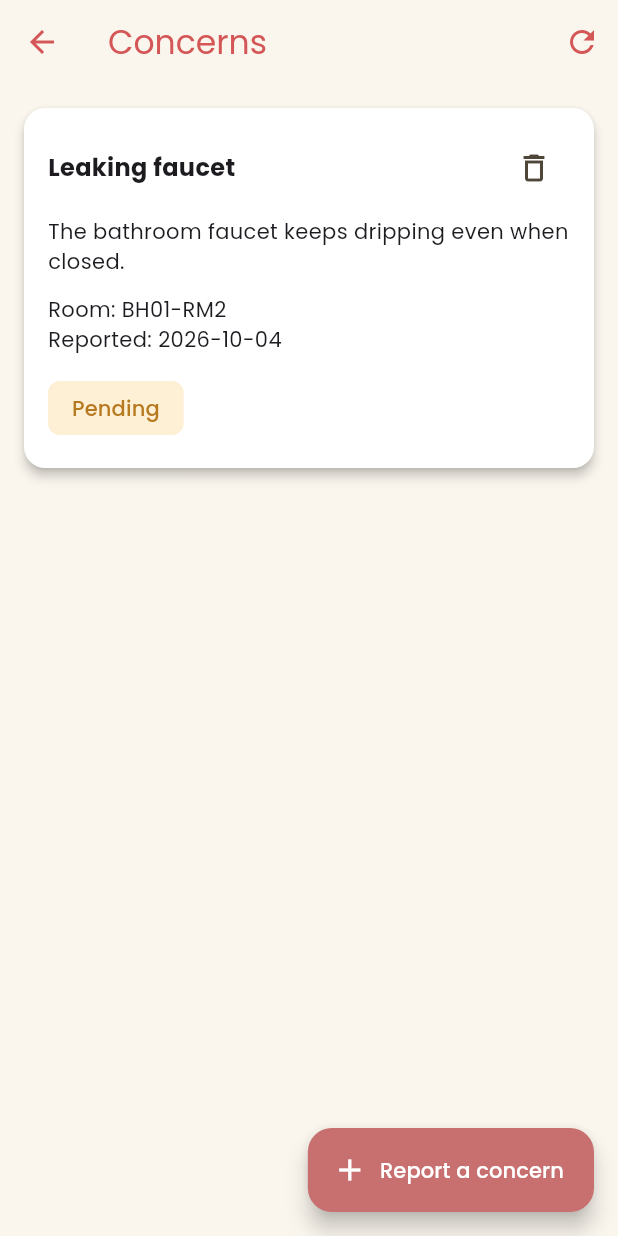
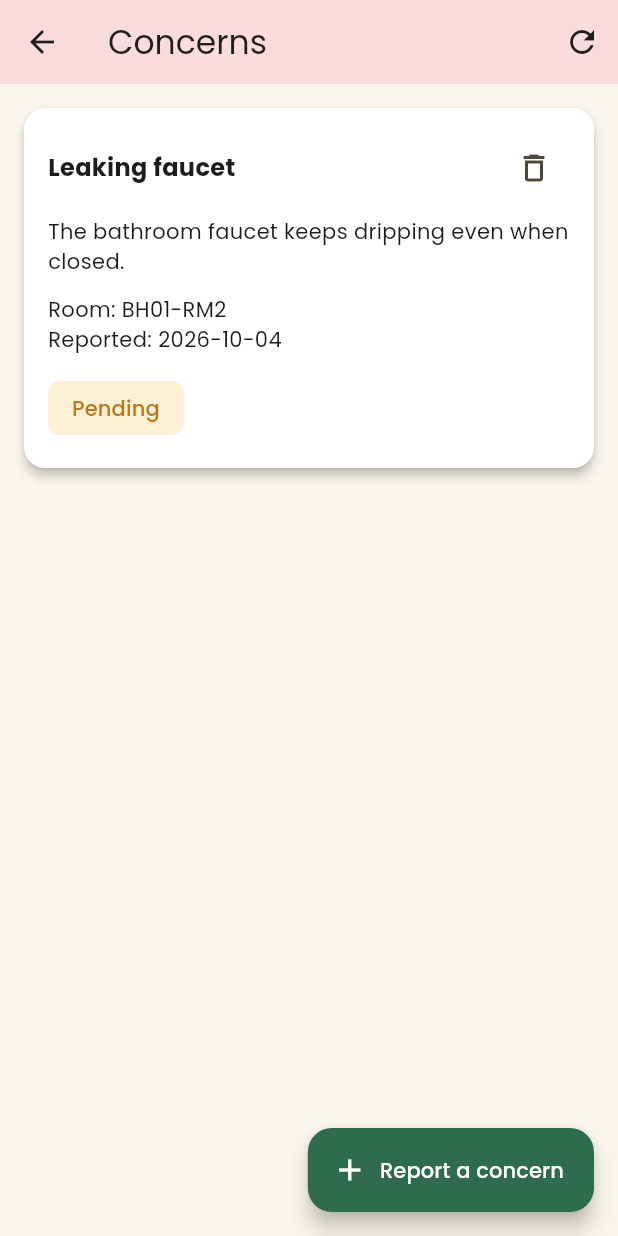
Before and after one commit to ohimeee/bhoardmate, a Flutter app: the screen it shows after launch, after a tap on "Demo: log in as boarder (BH01-RM2)", after a tap on "Concerns", on a phone screen of 412 x 824 dp. Run offline on Flutter 3.47's test engine with Material 3 defaults, Android fonts, the phone set to English and light mode, and no system bars; our stand-ins replace google_fonts.

Commit message:
Align Concerns colors with the project palette

```diff
--- a/lib/screens/concerns_screen.dart
+++ b/lib/screens/concerns_screen.dart
@@ -84,10 +84,16 @@ class _ConcernsScreenState extends State<ConcernsScreen> {
           content: Text('Remove "${concern.title}"? This cannot be undone.'),
           actions: [
             TextButton(
+              style: TextButton.styleFrom(
+                foregroundColor: const Color(0xFF2E6B4F),
+              ),
               onPressed: () => Navigator.pop(dialogContext, false),
               child: const Text('Cancel'),
             ),
             TextButton(
+              style: TextButton.styleFrom(
+                foregroundColor: const Color(0xFF2E6B4F),
+              ),
               onPressed: () => Navigator.pop(dialogContext, true),
               child: const Text('Remove'),
             ),
@@ -141,19 +147,12 @@ class _ConcernsScreenState extends State<ConcernsScreen> {
         : _error ?? provider.errorMessage;
     final loading = _loading || provider.isLoading;
 
-    return Theme(
-      data: Theme.of(context).copyWith(
-        colorScheme: Theme.of(context).colorScheme.copyWith(
-          primary: const Color.fromARGB(255, 156, 49, 49),
-          onPrimary: Colors.white,
-        ),
-      ),
-      child: Scaffold(
+    return Scaffold(
       backgroundColor: const Color(0xFFFAF6EE),
       appBar: AppBar(
         title: const Text('Concerns'),
-          backgroundColor: const Color(0xFFFAF6EE),
-          foregroundColor: Color.fromARGB(255, 212, 86, 86),
+        backgroundColor: const Color(0xFFFADCDC),
+        foregroundColor: Colors.black87,
         actions: [
           IconButton(
             tooltip: 'Refresh concerns',
@@ -166,7 +165,7 @@ class _ConcernsScreenState extends State<ConcernsScreen> {
           auth.isLoggedIn && !auth.isOwner && auth.currentRoomId != null
           ? FloatingActionButton.extended(
               onPressed: loading || _busy || error != null ? null : _report,
-                backgroundColor: const Color.fromARGB(255, 200, 111, 111),
+              backgroundColor: const Color(0xFF2E6B4F),
               foregroundColor: Colors.white,
               icon: const Icon(Icons.add),
               label: const Text('Report a concern'),
@@ -182,6 +181,10 @@ class _ConcernsScreenState extends State<ConcernsScreen> {
                     Text(error, textAlign: TextAlign.center),
                     const SizedBox(height: 16),
                     FilledButton(
+                      style: FilledButton.styleFrom(
+                        backgroundColor: const Color(0xFF2E6B4F),
+                        foregroundColor: Colors.white,
+                      ),
                       onPressed: loading ? null : _load,
                       child: const Text('Retry'),
                     ),
@@ -243,6 +246,7 @@ class _ConcernsScreenState extends State<ConcernsScreen> {
                           children: [
                             if (auth.isOwner)
                               Checkbox(
+                                activeColor: const Color(0xFF2E6B4F),
                                 value: done,
                                 semanticLabel:
                                     'Mark ${concern.title} ${done ? 'pending' : 'done'}',
@@ -294,7 +298,6 @@ class _ConcernsScreenState extends State<ConcernsScreen> {
                   ),
                 );
               },
-              ),
             ),
     );
   }
@@ -424,10 +427,17 @@ class _ReportConcernDialogState extends State<_ReportConcernDialog> {
         ),
         actions: [
           TextButton(
+            style: TextButton.styleFrom(
+              foregroundColor: const Color(0xFF2E6B4F),
+            ),
             onPressed: _saving ? null : () => Navigator.pop(context),
             child: const Text('Cancel'),
           ),
           FilledButton(
+            style: FilledButton.styleFrom(
+              backgroundColor: const Color(0xFF2E6B4F),
+              foregroundColor: Colors.white,
+            ),
             onPressed: _saving ? null : _submit,
             child: Text(_saving ? 'Saving...' : 'Submit'),
           ),
--- a/lib/screens/home_screen.dart
+++ b/lib/screens/home_screen.dart
@@ -63,9 +63,6 @@ class HomeScreen extends StatelessWidget {
                 mainAxisSpacing: 12,
                 children: buttons.entries.map((entry) {
                   return Card(
-                    color: entry.key == 'Concerns'
-                        ? const Color.fromARGB(255, 199, 126, 126)
-                        : null,
                     elevation: 3,
                     shape: RoundedRectangleBorder(
                       borderRadius: BorderRadius.circular(14),
```
Lines whose indentation alone changed are shown as unchanged.
